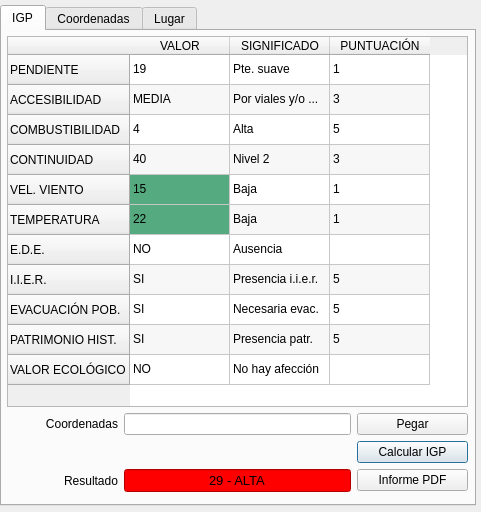
The window that ui_igpdialog.ui (fherdom/igp) describes before a commit, drawn with Qt 5.
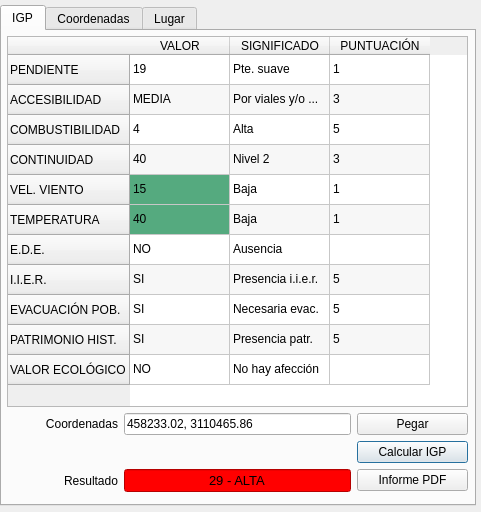
The same window after the commit.

```diff
--- a/ui_igpdialog.ui
+++ b/ui_igpdialog.ui
@@ -64,7 +64,11 @@
      </property>
      <layout class="QGridLayout" name="gridLayout" rowstretch="0,0,0,0">
       <item row="1" column="1" colspan="2">
-       <widget class="QLineEdit" name="txtCoord"/>
+       <widget class="QLineEdit" name="txtCoord">
+        <property name="text">
+         <string>458233.02, 3110465.86</string>
+        </property>
+       </widget>
       </item>
       <item row="1" column="0">
        <widget class="QLabel" name="lblCoord">
@@ -387,7 +391,7 @@
         </item>
         <item row="5" column="0">
          <property name="text">
-          <string>22</string>
+          <string>40</string>
          </property>
          <property name="background">
           <brush brushstyle="SolidPattern">
@@ -531,6 +535,9 @@
          </property>
         </item>
         <item row="10" column="2">
+         <property name="text">
+          <string/>
+         </property>
          <property name="flags">
           <set>NoItemFlags</set>
          </property>
```
